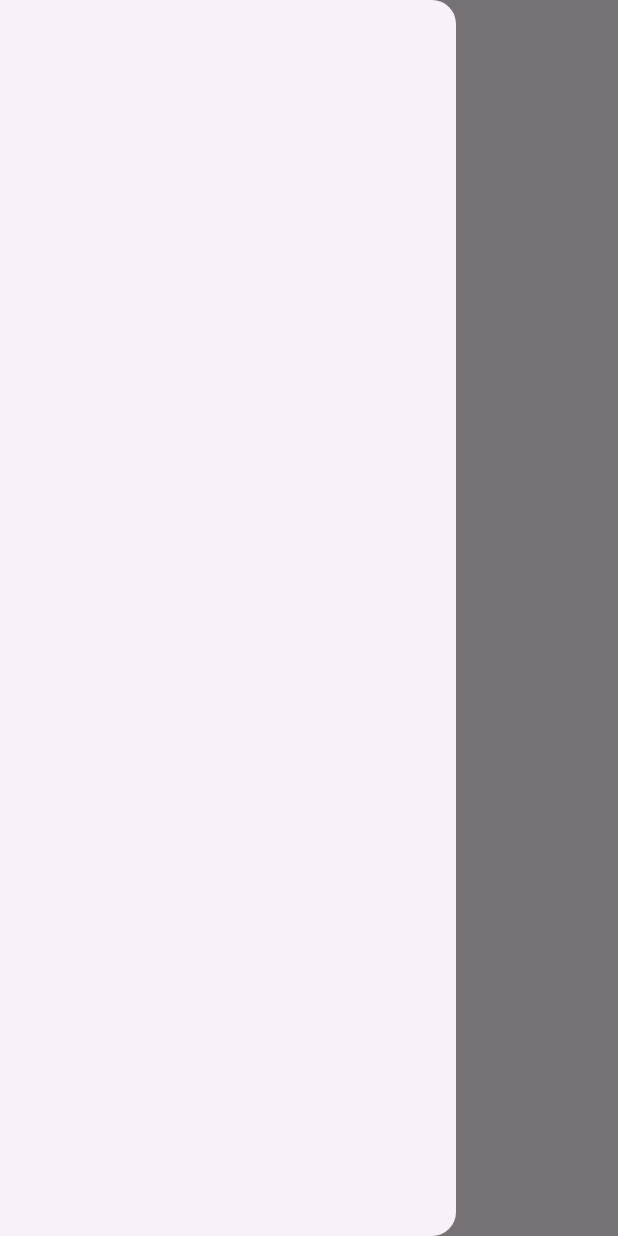
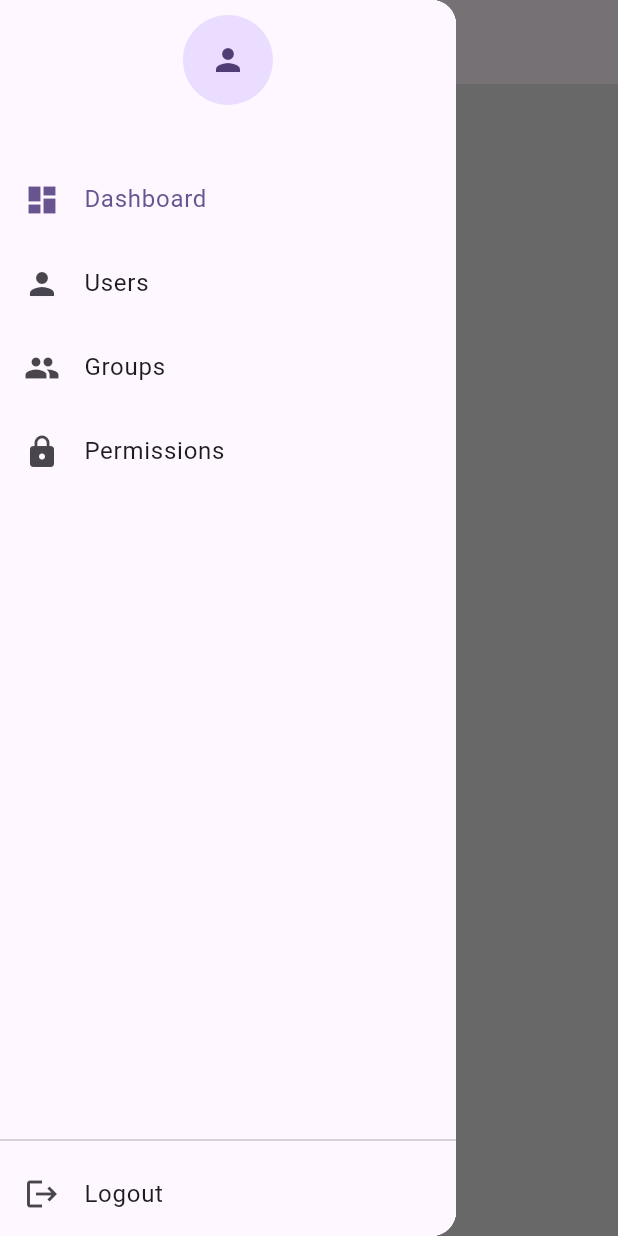
Before and after one commit to pavanyewale/openauth, a Flutter app: the HomeScreen screen opened directly, with the side drawer open, on a phone screen of 412 x 824 dp. Run offline on Flutter 3.47's test engine with Material 3 defaults, Android fonts, the phone set to English and light mode, and no system bars; our stand-ins replace device_info_plus, fluttertoast; missing offline and left inert: dart:html, jwt_decode.

Commit message:
ui changes

```diff
--- /dev/null
+++ b/admin/lib/screens/home/body.dart
@@ -0,0 +1,20 @@
+import 'package:admin/screens/home/provider.dart';
+import 'package:flutter/material.dart';
+import 'package:provider/provider.dart';
+
+class MyBody extends StatelessWidget {
+  const MyBody({super.key});
+
+  @override
+  Widget build(BuildContext context) {
+    final provider = Provider.of<HomeProvider>(context);
+    return Padding(
+        padding: const EdgeInsets.all(10),
+        child: Column(children: [
+          Row(
+            children: [Text(provider.currentTab, style: Theme.of(context).textTheme.titleLarge)],
+          ),
+          Container(color: Color.fromARGB(255, 244, 244, 244))
+        ]));
+  }
+}
--- /dev/null
+++ b/admin/lib/screens/home/constants.dart
@@ -0,0 +1,9 @@
+// ignore_for_file: constant_identifier_names
+
+const DASHBOARD = "Dashboard";
+
+const USERS = "Users";
+
+const GROUPS = "Groups";
+
+const PERMISSIONS = "Permissions";
--- /dev/null
+++ b/admin/lib/screens/home/drawer.dart
@@ -0,0 +1,82 @@
+import 'package:admin/screens/home/constants.dart';
+import 'package:admin/screens/home/provider.dart';
+import 'package:admin/utils/login/logout.dart';
+import 'package:admin/screens/home/user_account.dart';
+import 'package:admin/utils/screen.dart';
+import 'package:flutter/material.dart';
+import 'package:provider/provider.dart';
+
+class MyDrawer extends StatelessWidget {
+  const MyDrawer({super.key});
+
+  @override
+  Widget build(BuildContext context) {
+    final isMobile = Screen.isMobile(context);
+    final provider = Provider.of<HomeProvider>(context);
+    return  ConstrainedBox(
+            constraints: const BoxConstraints(minWidth: 180, maxWidth: 250),
+            child: Scaffold(
+                body: ListView(
+                  // Important: Remove any padding from the ListView.
+                  padding: EdgeInsets.zero,
+                  children: [
+                    if (isMobile)
+                      const UserAccDrawerHeader()
+                    else
+                      DrawerHeader(
+                        decoration: const BoxDecoration(
+                            // color: Color.fromARGB(255, 224, 224, 224),
+                            ),
+                        child: Center(
+                            child: Text(
+                          'TestApp',
+                          style: TextStyle(
+                              color: Theme.of(context).primaryColor,
+                              fontWeight: FontWeight.bold,
+                              fontSize: 20),
+                        )),
+                      ),
+                    ListTile(
+                      leading: const Icon(Icons.dashboard),
+                      title: const Text('Dashboard'),
+                      selected: provider.currentTab == DASHBOARD,
+                      onTap: () {
+                        provider.changeTab(DASHBOARD);
+                      },
+                    ),
+                    ListTile(
+                      leading: const Icon(Icons.person),
+                      title: const Text('Users'),
+                      selected: provider.currentTab == USERS,
+                      onTap: () {
+                        provider.changeTab(USERS);
+                      },
+                    ),
+                    ListTile(
+                      leading: const Icon(Icons.group),
+                      title: const Text('Groups'),
+                      selected: provider.currentTab == GROUPS,
+                      onTap: () {
+                        provider.changeTab(GROUPS);
+                      },
+                    ),
+                    ListTile(
+                      leading: const Icon(Icons.lock),
+                      title: const Text('Permissions'),
+                      selected: provider.currentTab == PERMISSIONS,
+                      onTap: () {
+                        provider.changeTab(PERMISSIONS);
+                      },
+                    ),
+                  ],
+                ),
+                bottomNavigationBar: Column(
+                  mainAxisSize: MainAxisSize.min,
+                  children: [
+                  const Divider(),
+                  (!isMobile)
+                      ? const UserAccDrawerHeader()
+                      : const LogoutButton(),
+                ])));
+  }
+}
--- a/admin/lib/screens/home/home.dart
+++ b/admin/lib/screens/home/home.dart
@@ -1,28 +1,47 @@
+import 'package:admin/screens/home/body.dart';
+import 'package:admin/screens/home/drawer.dart';
+import 'package:admin/screens/home/provider.dart';
 import 'package:admin/utils/screen.dart';
 import 'package:flutter/material.dart';
+import 'package:provider/provider.dart';
 
 class HomeScreen extends StatelessWidget {
   const HomeScreen({super.key});
 
   @override
   Widget build(BuildContext context) {
-    return Scaffold(
-      appBar: Screen.isMobile(context)? AppBar():null,
-      drawer:  Screen.isMobile(context)? const Drawer(elevation: double.infinity, child: MyDrawer(), ):null,
-      body: Center(
-        child: Text("Home Screen"),
+    final isMobile = Screen.isMobile(context);
+
+    // appbar
+    AppBar appbar = AppBar(
+      title: Text(
+        "TestApp",
+        style: TextStyle(
+            color: Theme.of(context).primaryColor, fontWeight: FontWeight.bold),
       ),
     );
+
+    //
+    return ChangeNotifierProvider(
+        create: (_) => HomeProvider.instance,
+        child: Scaffold(
+          backgroundColor: Theme.of(context).highlightColor,
+          appBar: isMobile ? appbar : null,
+          drawer: isMobile
+              ? const Drawer(
+                  elevation: double.infinity,
+                  child: MyDrawer(),
+                )
+              : null,
+          body: Row(
+            children: [
+              if (!isMobile) const MyDrawer(),
+              const SizedBox(
+                width: 5,
+              ),
+              const MyBody()
+            ],
+          ),
+        ));
   }
 }
-
-class MyDrawer extends StatelessWidget {
-  const MyDrawer({super.key});
-
-  @override
-  Widget build(BuildContext context) {
-    return const Column(
-
-    );
-  }
-}
--- /dev/null
+++ b/admin/lib/screens/home/provider.dart
@@ -0,0 +1,19 @@
+import 'package:admin/screens/home/constants.dart';
+import 'package:flutter/material.dart';
+
+
+class HomeProvider extends ChangeNotifier{
+  String currentTab = DASHBOARD;
+  void changeTab(String tab){
+    currentTab = tab;
+    notifyListeners();
+  }
+
+   HomeProvider._();
+
+  // Singleton instance variable
+  static final HomeProvider _instance = HomeProvider._();
+
+  // Getter to access the singleton instance
+  static HomeProvider get instance => _instance;
+}
--- /dev/null
+++ b/admin/lib/screens/home/user_account.dart
@@ -0,0 +1,31 @@
+
+import 'package:admin/utils/login/logout.dart';
+import 'package:admin/utils/login/service.dart';
+import 'package:admin/utils/screen.dart';
+import 'package:flutter/material.dart';
+
+class UserAccDrawerHeader extends StatelessWidget {
+  const UserAccDrawerHeader({super.key});
+
+  @override
+  Widget build(BuildContext context) {
+    final user = LoginService.instance.user;
+    final name = '${user.firstName} ${user.lastName}';
+    return Padding(
+        padding: const EdgeInsets.all(10),
+        child: Column(
+          mainAxisSize: MainAxisSize.min,
+          children: [
+            const CircleAvatar(
+              radius: 30,
+              child: Icon(Icons.person),
+            ),
+            const SizedBox(
+              height: 5,
+            ),
+            Text(name),
+            if (!Screen.isMobile(context)) const LogoutButton(),
+          ],
+        ));
+  }
+}
--- a/admin/lib/utils/colors.dart
+++ b/admin/lib/utils/colors.dart
@@ -2,4 +2,6 @@ import 'package:flutter/material.dart';
 
 class AppColors{
 static const Color success = Color.fromARGB(255, 5, 57, 7);
+
+static const Color error = Color.fromARGB(255, 201, 0, 0);
 }
--- /dev/null
+++ b/admin/lib/utils/login/api_structs/login.dart
@@ -0,0 +1,55 @@
+class LoginRequest {
+  String deviceDetails;
+  String otp;
+  String password;
+  bool permissions;
+  String username;
+
+  LoginRequest({
+    required this.deviceDetails,
+    required this.otp,
+    required this.password,
+    required this.permissions,
+    required this.username,
+  });
+
+  Map<String, dynamic> toJson() {
+    final Map<String, dynamic> data = <String, dynamic>{};
+    data['deviceDetails'] = deviceDetails;
+    data['otp'] = otp;
+    data['password'] = password;
+    data['permissions'] = permissions;
+    data['username'] = username;
+    return data;
+  }
+}
+
+class LoginResponse {
+  int userId;
+  String token;
+  String message;
+  String error;
+
+  LoginResponse(
+      {required this.userId,
+      required this.token,
+      required this.message,
+      required this.error});
+
+  factory LoginResponse.fromSuccessJson(Map<String, dynamic> json) {
+    return LoginResponse(
+        userId: json['userId'],
+        token: json['token'],
+        message: json['message'],
+        error: "");
+  }
+
+  factory LoginResponse.fromErrorJson(Map<String, dynamic> json) {
+    return LoginResponse(
+      userId: 0,
+      token: "",
+      message: "",
+      error: json['error'],
+    );
+  }
+}
--- /dev/null
+++ b/admin/lib/utils/login/logout.dart
@@ -0,0 +1,50 @@
+
+import 'package:admin/utils/login/service.dart';
+import 'package:admin/utils/toast.dart';
+import 'package:flutter/material.dart';
+
+class LogoutButton extends StatelessWidget {
+  const LogoutButton({super.key});
+
+  void showLogoutConfirmation(BuildContext context) {
+    showDialog(
+      context: context,
+      builder: (BuildContext context) {
+        return AlertDialog(
+          title: const Text('Logout'),
+          content: const Text('Are you sure you want to logout?'),
+          actions: <Widget>[
+            TextButton(
+              onPressed: () {
+                Navigator.of(context).pop();
+              },
+              child: const Text('Cancel'),
+            ),
+            TextButton(
+              onPressed: () async  {
+
+                final res =  await LoginService.instance.logout();
+                if (res.error.isNotEmpty){
+                  MyToast.error(res.error);
+                }
+                Navigator.of(context).pop();
+              },
+              child: const Text('Logout'),
+            ),
+          ],
+        );
+      },
+    );
+  }
+
+  @override
+  Widget build(BuildContext context) {
+    return ListTile(
+      leading: const Icon(Icons.logout),
+      title: const Text('Logout'),
+      onTap: () {
+        showLogoutConfirmation(context);
+      },
+    );
+  }
+}
--- /dev/null
+++ b/admin/lib/utils/login/user_details.dart
@@ -0,0 +1,25 @@
+class User {
+  int userId;
+  String username;
+  String firstName;
+  String lastName;
+  List<String> permissions;
+
+  User({
+    required this.userId,
+    required this.username,
+    required this.firstName,
+    required this.lastName,
+    required this.permissions,
+  });
+
+  factory User.fromJson(Map<String, dynamic> json) {
+    return User(
+      userId: json['userId'],
+      username: json['username'],
+      firstName: json['firstName'],
+      lastName: json['lastName'],
+      permissions: List<String>.from(json['permissions']),
+    );
+  }
+}
```
Also changed, not shown: admin/lib/utils/login/api_structs/logout.dart (added, +16 -0 lines), admin/lib/utils/login/form.dart (+3 -8 lines), admin/lib/utils/login/service.dart (+18 -82 lines), admin/lib/utils/toast.dart (added, +28 -0 lines).
